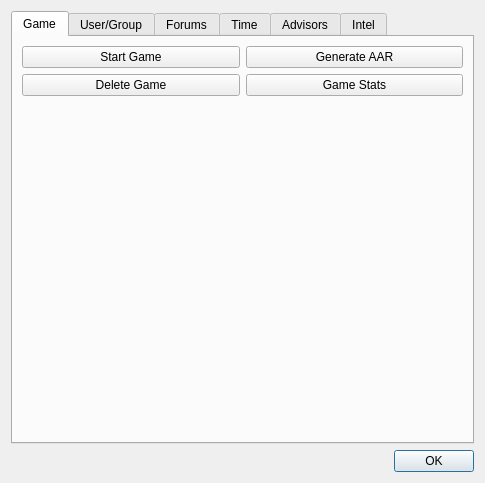
Above: ui/EditScenarioDialog.ui from dmzdev/stance before the change. Below: the same form after it.
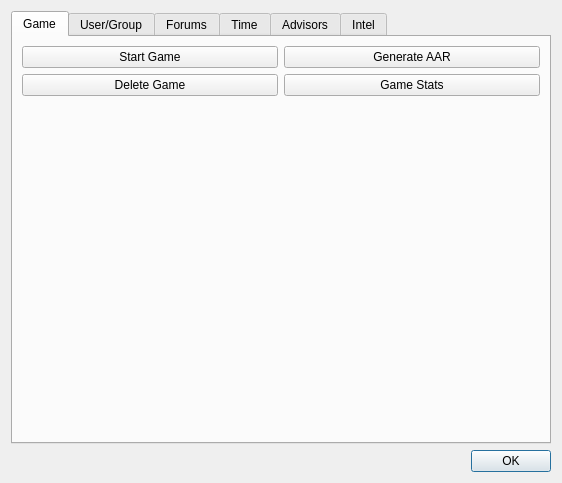
That is the form after the change.

```diff
--- a/ui/EditScenarioDialog.ui
+++ b/ui/EditScenarioDialog.ui
@@ -6,7 +6,7 @@
    <rect>
     <x>0</x>
     <y>0</y>
-    <width>485</width>
+    <width>562</width>
     <height>483</height>
    </rect>
   </property>
```
